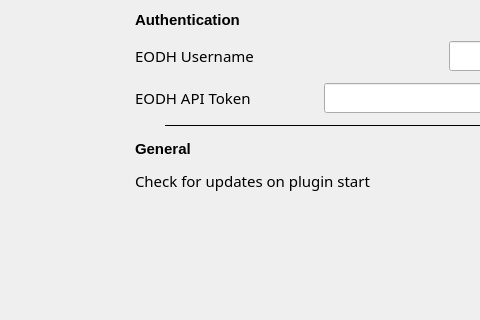
First picture: the form in eodh_qgis/ui/settings.ui, repository EO-DataHub/eodh-qgis, before the edit; both pictures show x 0 to 480 and y 0 to 320 of the 766 by 534 pixel window.
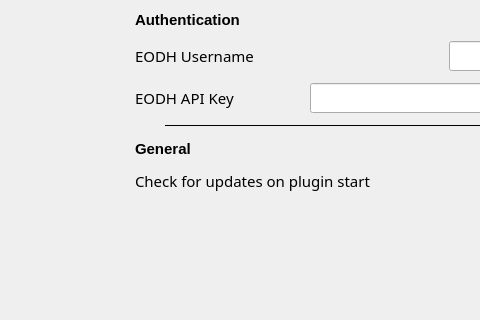
Second picture: the form after the edit.

Commit message: Rename API token as API key for consistency

What changed in the file:
```diff
--- a/eodh_qgis/ui/settings.ui
+++ b/eodh_qgis/ui/settings.ui
@@ -96,7 +96,7 @@
        <item>
         <widget class="QLabel" name="label_3">
          <property name="text">
-          <string>EODH API Token</string>
+          <string>EODH API Key</string>
          </property>
         </widget>
        </item>
```
The commit also changes 1 other file.
